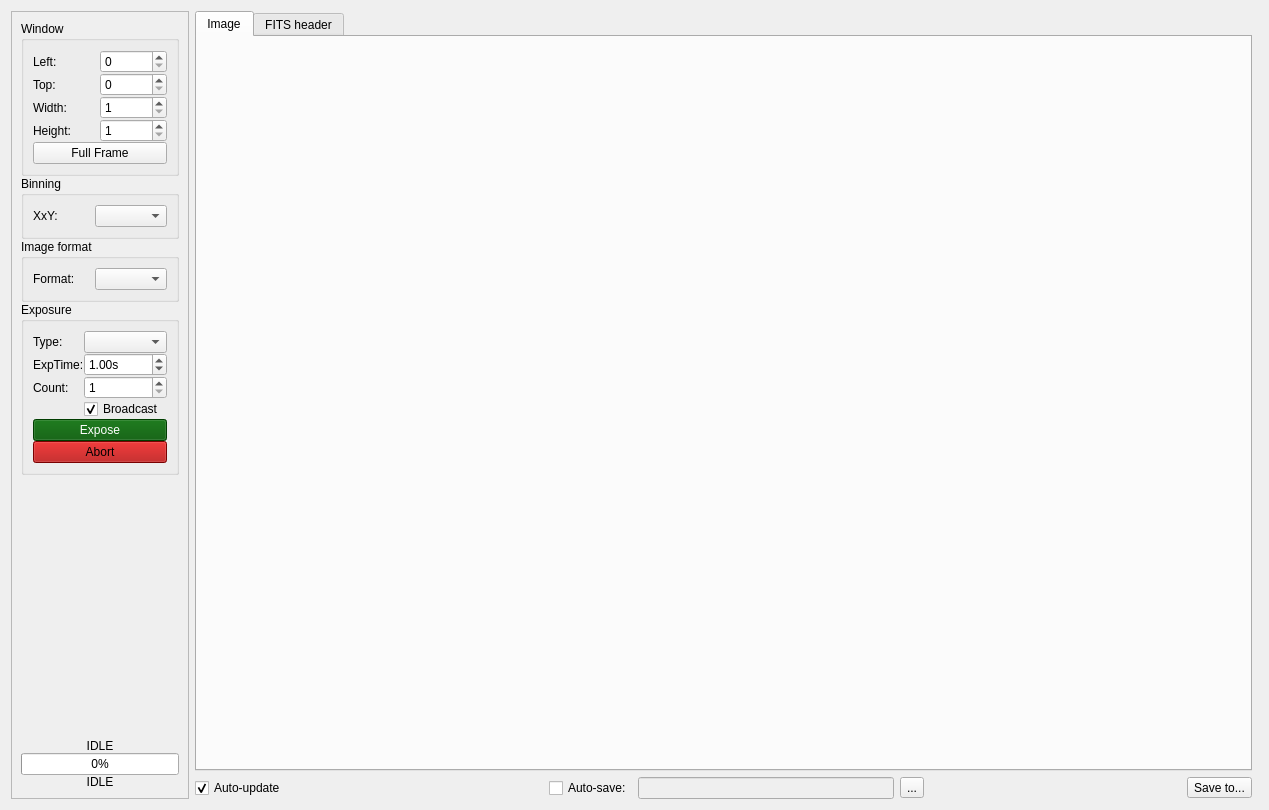
Old version of the form pyobs_gui/qt/widgetcamera.ui in the repository pyobs/pyobs-gui.
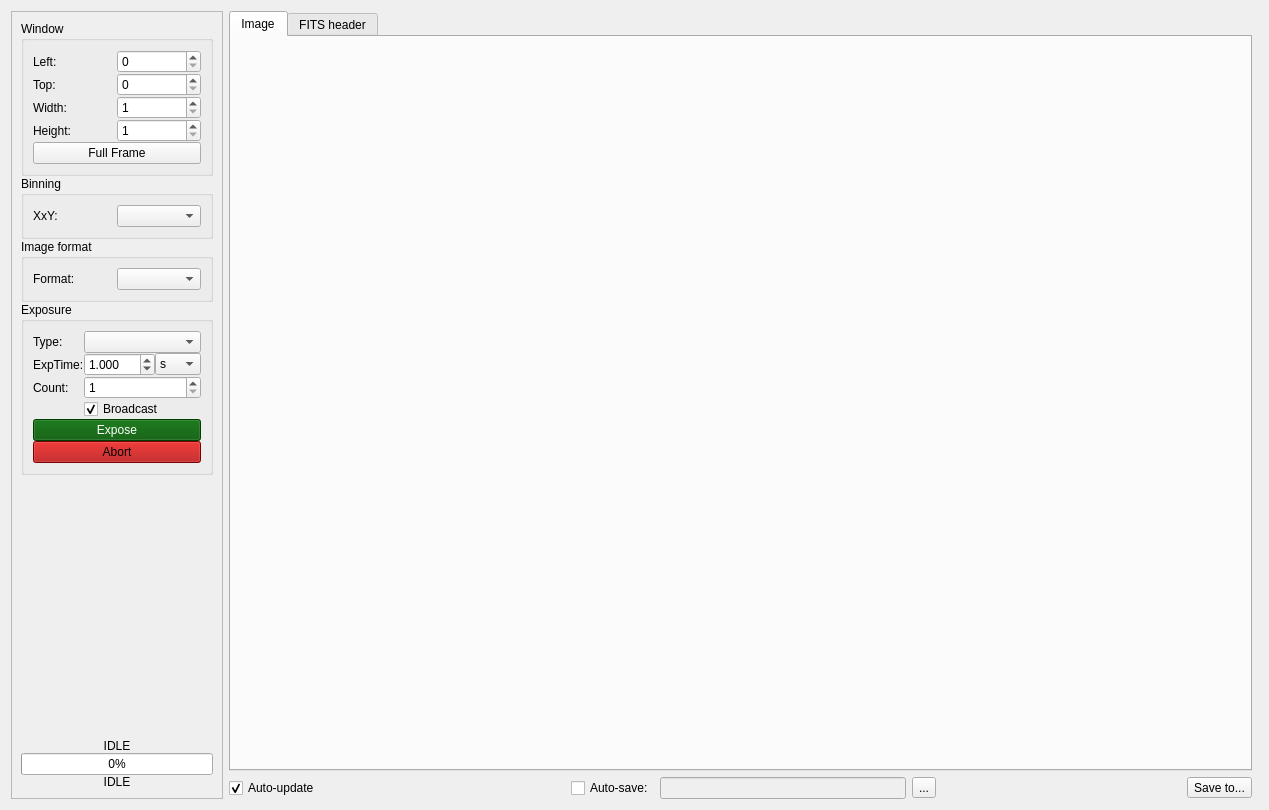
New version of the form. Icons and pictures are not drawn.

Commit message: added combo box for exposure time unit

```diff
--- a/pyobs_gui/qt/widgetcamera.ui
+++ b/pyobs_gui/qt/widgetcamera.ui
@@ -33,7 +33,7 @@
        <rect>
         <x>0</x>
         <y>0</y>
-        <width>183</width>
+        <width>264</width>
         <height>794</height>
        </rect>
       </property>
@@ -640,19 +640,6 @@
             </property>
            </widget>
           </item>
-          <item row="1" column="1">
-           <widget class="QDoubleSpinBox" name="spinExpTime">
-            <property name="suffix">
-             <string>s</string>
-            </property>
-            <property name="maximum">
-             <double>99999.000000000000000</double>
-            </property>
-            <property name="value">
-             <double>1.000000000000000</double>
-            </property>
-           </widget>
-          </item>
           <item row="0" column="1">
            <widget class="QComboBox" name="comboImageType"/>
           </item>
@@ -1136,6 +1123,48 @@
             </property>
            </widget>
           </item>
+          <item row="1" column="1">
+           <layout class="QHBoxLayout" name="horizontalLayout_3" stretch="1,0">
+            <item>
+             <widget class="QDoubleSpinBox" name="spinExpTime">
+              <property name="suffix">
+               <string/>
+              </property>
+              <property name="decimals">
+               <number>3</number>
+              </property>
+              <property name="maximum">
+               <double>999.000000000000000</double>
+              </property>
+              <property name="value">
+               <double>1.000000000000000</double>
+              </property>
+             </widget>
+            </item>
+            <item>
+             <widget class="QComboBox" name="comboExpTimeUnit">
+              <property name="minimumContentsLength">
+               <number>2</number>
+              </property>
+              <item>
+               <property name="text">
+                <string>s</string>
+               </property>
+              </item>
+              <item>
+               <property name="text">
+                <string>ms</string>
+               </property>
+              </item>
+              <item>
+               <property name="text">
+                <string>µs</string>
+               </property>
+              </item>
+             </widget>
+            </item>
+           </layout>
+          </item>
          </layout>
         </widget>
        </item>
```
Left out of the diff: 1 changed line with no effect on the pictures. The commit also changes 2 other files.
